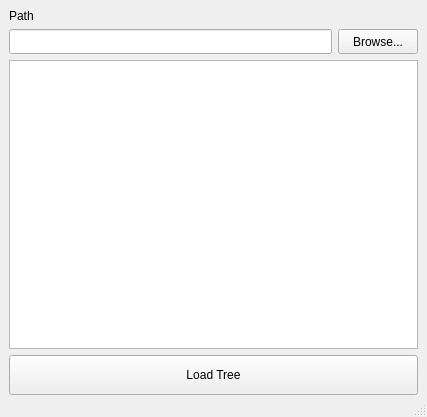
Above: Views/treeviewer.ui from mortalis13/List-Folders-Qt before the change. Below: the same form after it.
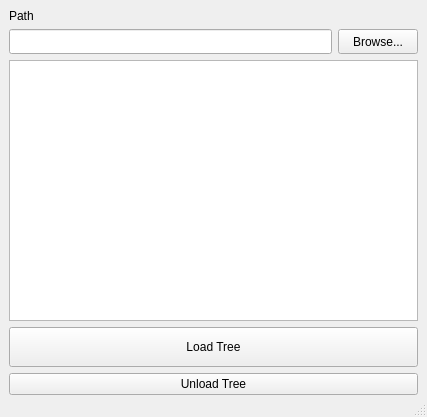
That is the form after the change.

Patch:
```diff
--- a/Views/treeviewer.ui
+++ b/Views/treeviewer.ui
@@ -106,6 +106,13 @@
       </property>
      </widget>
     </item>
+    <item>
+     <widget class="QPushButton" name="bUnloadTree">
+      <property name="text">
+       <string>Unload Tree</string>
+      </property>
+     </widget>
+    </item>
    </layout>
   </widget>
   <widget class="QStatusBar" name="statusbar"/>
```
